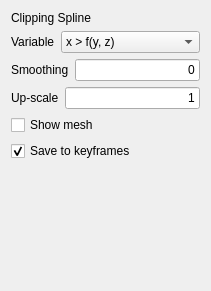
ShangWangLab/OpenChronoMorphViewer, file ui/settings_clipping_spline.ui: the form before one commit.
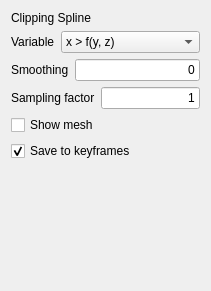
The form after the commit.

Commit message: Bugfix: TPS mask bias corrected

Diff of the .ui file:
```diff
--- a/ui/settings_clipping_spline.ui
+++ b/ui/settings_clipping_spline.ui
@@ -152,7 +152,7 @@
      <item>
       <widget class="QLabel" name="label_upscale">
        <property name="text">
-        <string>Up-scale</string>
+        <string>Sampling factor</string>
        </property>
       </widget>
      </item>
```
Left out of the diff: 2 changed lines with no effect on the pictures. The commit also changes 1 other file.
